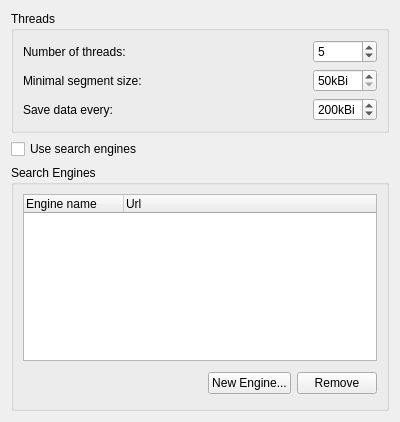
This is transfer-plugins/multisegmentkio/dlgmultisegkio.ui in KDE/kget as Qt 5 draws it before an edit. The edited form follows.
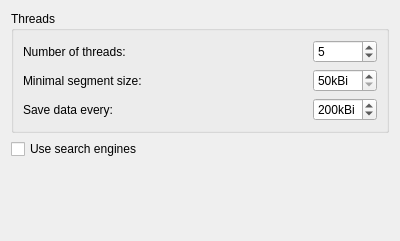
This is the edited form.

Commit message: now multisegkio use the search capabilities of mirrorsearch engine. so remove all search engine code form multisegkio plugin. now it dwell on mirrorsearch plugin

The edit to the form file:
```diff
--- a/transfer-plugins/multisegmentkio/dlgmultisegkio.ui
+++ b/transfer-plugins/multisegmentkio/dlgmultisegkio.ui
@@ -6,7 +6,7 @@
     <x>0</x>
     <y>0</y>
     <width>400</width>
-    <height>422</height>
+    <height>241</height>
    </rect>
   </property>
   <layout class="QVBoxLayout" >
@@ -115,82 +115,17 @@
     </widget>
    </item>
    <item>
-    <widget class="QGroupBox" name="searchEngineGroupBox" >
-     <property name="sizePolicy" >
-      <sizepolicy vsizetype="Preferred" hsizetype="Preferred" >
-       <horstretch>0</horstretch>
-       <verstretch>1</verstretch>
-      </sizepolicy>
+    <spacer>
+     <property name="orientation" >
+      <enum>Qt::Vertical</enum>
      </property>
-     <property name="title" >
-      <string>Search Engines</string>
+     <property name="sizeHint" >
+      <size>
+       <width>20</width>
+       <height>40</height>
+      </size>
      </property>
-     <layout class="QGridLayout" >
-      <item row="1" column="1" >
-       <layout class="QHBoxLayout" >
-        <property name="spacing" >
-         <number>6</number>
-        </property>
-        <property name="leftMargin" >
-         <number>0</number>
-        </property>
-        <property name="topMargin" >
-         <number>0</number>
-        </property>
-        <property name="rightMargin" >
-         <number>0</number>
-        </property>
-        <property name="bottomMargin" >
-         <number>0</number>
-        </property>
-        <item>
-         <widget class="QPushButton" name="newEngineBt" >
-          <property name="text" >
-           <string>New Engine...</string>
-          </property>
-         </widget>
-        </item>
-        <item>
-         <widget class="QPushButton" name="removeEngineBt" >
-          <property name="text" >
-           <string>Remove</string>
-          </property>
-         </widget>
-        </item>
-       </layout>
-      </item>
-      <item row="1" column="0" >
-       <spacer>
-        <property name="orientation" >
-         <enum>Qt::Horizontal</enum>
-        </property>
-        <property name="sizeHint" >
-         <size>
-          <width>91</width>
-          <height>32</height>
-         </size>
-        </property>
-       </spacer>
-      </item>
-      <item row="0" column="0" colspan="2" >
-       <widget class="QTreeWidget" name="enginesTreeWidget" >
-        <property name="rootIsDecorated" >
-         <bool>false</bool>
-        </property>
-        <column>
-         <property name="text" >
-          <string>Engine name</string>
-         </property>
-        </column>
-        <column>
-         <property name="text" >
-          <string>Url</string>
-         </property>
-        </column>
-       </widget>
-      </item>
-     </layout>
-    </widget>
+    </spacer>
    </item>
   </layout>
  </widget>
```
The commit also changes 13 other files.
